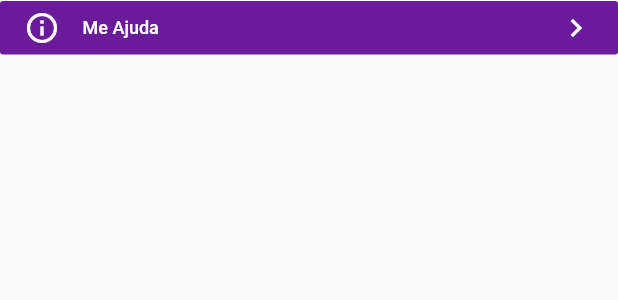
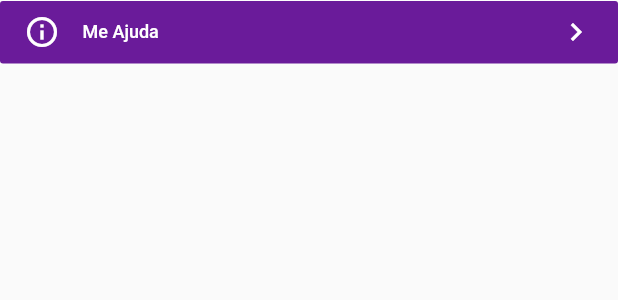
Before and after one commit to ErisvaldoCorreia/nubank_interface, a Flutter app: the ItemMenu widget shown alone on an empty page, opened directly, on a phone screen of 412 x 824 dp. Shown: the top 300 px of the screen. Run offline on Flutter 3.47's test engine with Material 2 defaults, Android fonts, the phone set to English and light mode, and no system bars.

```diff
--- a/lib/widgets/item_menu.dart
+++ b/lib/widgets/item_menu.dart
@@ -15,7 +15,7 @@ class ItemMenu extends StatelessWidget {
   @override
   Widget build(BuildContext context) {
     return Container(
-      height: 37,
+      height: 43,
       decoration: BoxDecoration(
         border: Border(
           bottom: BorderSide(
```
Also changed, not shown: lib/widgets/menu_home.dart (+6 -3 lines).
